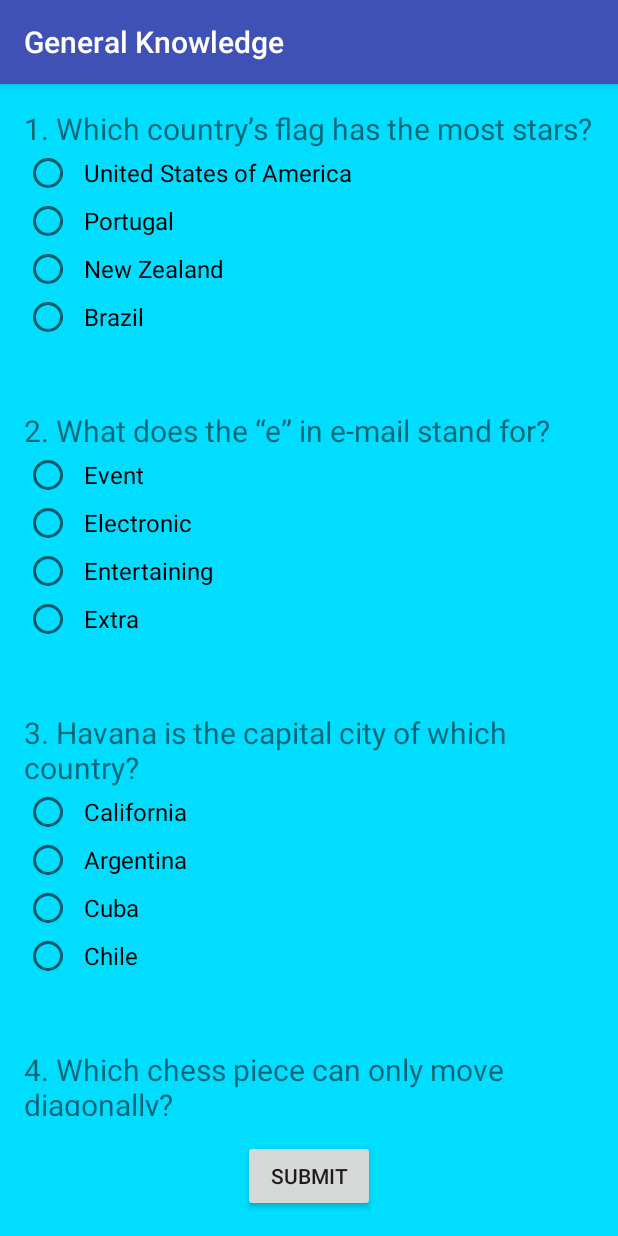
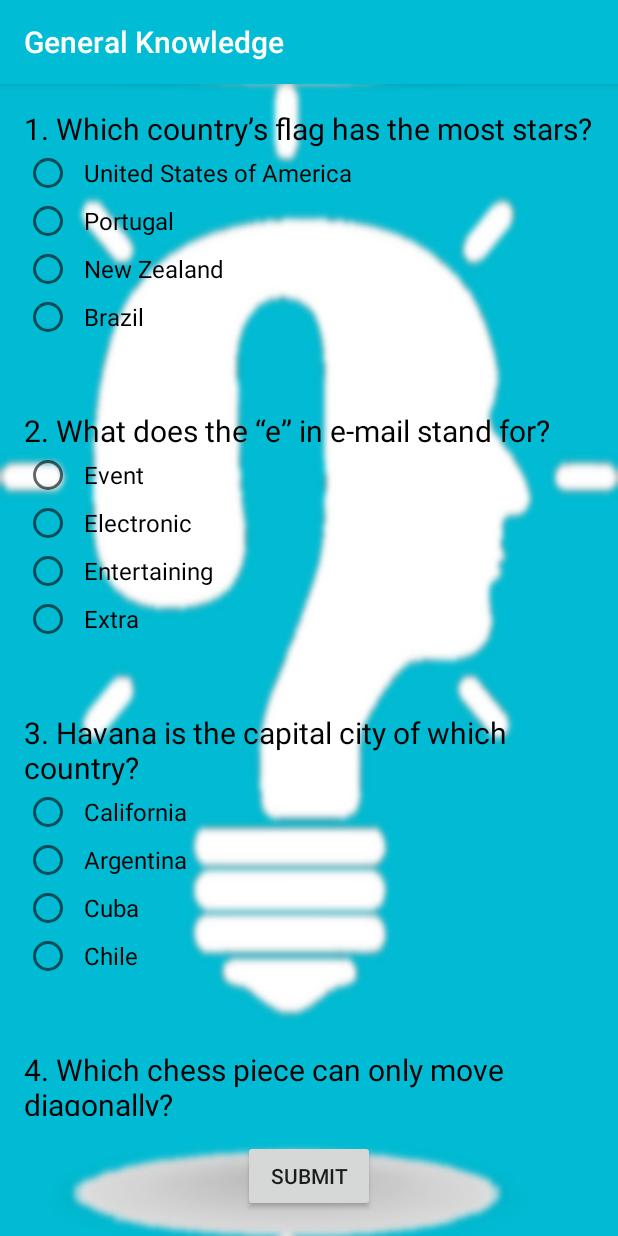
Before and after one commit to tonyawino/Udacity-Quiz-App, an Android app: the screen it shows after launch (MainActivity), on a phone screen of 412 x 824 dp. Run offline under Robolectric (Android 15) with nearby library versions, the light colour scheme and no system bars.

Commit message:
Change background, remove methods checkbox and group_click

```diff
--- a/app/src/main/java/com/example/android/quizapp/MainActivity.java
+++ b/app/src/main/java/com/example/android/quizapp/MainActivity.java
@@ -13,30 +13,30 @@ import android.widget.Toast;
 
 public class MainActivity extends AppCompatActivity {
 
-    ViewMainActivity myViewModel;
-    RadioGroup one;
-    RadioGroup two;
-    RadioGroup three;
-    RadioGroup four;
-    RadioGroup five;
-    RadioButton five_one;
-    RadioButton five_two;
-    RadioButton five_three;
-    RadioButton five_four;
-    RadioGroup six;
-    CheckBox seven_one;
-    CheckBox seven_two;
-    CheckBox seven_three;
-    CheckBox seven_four;
-    EditText eight;
-    TextView answer_one;
-    TextView answer_two;
-    TextView answer_three;
-    TextView answer_four;
-    TextView answer_five;
-    TextView answer_six;
-    TextView answer_seven;
-    TextView answer_eight;
+    private ViewMainActivity myViewModel;
+    private RadioGroup one;
+    private RadioGroup two;
+    private RadioGroup three;
+    private RadioGroup four;
+    private RadioGroup five;
+    private RadioButton five_one;
+    private RadioButton five_two;
+    private RadioButton five_three;
+    private RadioButton five_four;
+    private RadioGroup six;
+    private CheckBox seven_one;
+    private CheckBox seven_two;
+    private CheckBox seven_three;
+    private CheckBox seven_four;
+    private EditText eight;
+    private TextView answer_one;
+    private TextView answer_two;
+    private TextView answer_three;
+    private TextView answer_four;
+    private TextView answer_five;
+    private TextView answer_six;
+    private TextView answer_seven;
+    private TextView answer_eight;
 
     @Override
     protected void onCreate(Bundle savedInstanceState) {
@@ -164,14 +164,14 @@ public class MainActivity extends AppCompatActivity {
             toast.show();
 
         } else {
-            grade(one, two, three, four, six, seven_one, seven_two, seven_three, seven_four, eight);
+            grade(one, two, three, four, six, seven_one, seven_three, seven_four, eight);
 
         }
 
     }
 
-    //This method calculates and displays the score
-    private void grade(RadioGroup one, RadioGroup two, RadioGroup three, RadioGroup four, RadioGroup six, CheckBox seven_one, CheckBox seven_two, CheckBox seven_three, CheckBox seven_four, EditText eight) {
+    //This method checks the user's answer, compares it to the correct answer, and then calculates and displays the score
+    private void grade(RadioGroup one, RadioGroup two, RadioGroup three, RadioGroup four, RadioGroup six, CheckBox seven_one, CheckBox seven_three, CheckBox seven_four, EditText eight) {
         int score = 0;
         RadioButton oneselectRadio = findViewById(one.getCheckedRadioButtonId());
         String one_answer = oneselectRadio.getText().toString();
@@ -255,12 +255,8 @@ public class MainActivity extends AppCompatActivity {
 
     }
 
-    //This method is called when a RadioButton in the question five options is clicked
+    //This method is called when a RadioButton in the question five options is clicked, it checks only the clicked button
     public void check(View view) {
-        RadioButton hercule = findViewById(R.id.hercule_poirot);
-        RadioButton sherlock = findViewById(R.id.sherlock_holmes);
-        RadioButton bruce = findViewById(R.id.bruce_wayne);
-        RadioButton joe = findViewById(R.id.joe_hardy);
         if (view.getId() == R.id.hercule_poirot) {
             myViewModel.setFive_one(true);
         }
@@ -273,79 +269,10 @@ public class MainActivity extends AppCompatActivity {
         if (view.getId() == R.id.joe_hardy) {
             myViewModel.setFive_four(true);
         }
-        hercule.setChecked(myViewModel.isFive_one());
-        sherlock.setChecked(myViewModel.isFive_two());
-        bruce.setChecked(myViewModel.isFive_three());
-        joe.setChecked(myViewModel.isFive_four());
+        five_one.setChecked(myViewModel.isFive_one());
+        five_two.setChecked(myViewModel.isFive_two());
+        five_three.setChecked(myViewModel.isFive_three());
+        five_four.setChecked(myViewModel.isFive_four());
     }
 
-    //This method is called when a RadioButton in a RadioGroup is clicked
-    public void group_click(View view) {
-        RadioGroup group = findViewById(view.getId());
-        int checked = group.getCheckedRadioButtonId();
-        if (group.getId() == R.id.question_one) {
-            if (checked == R.id.one_one)
-                myViewModel.setOne_one(true);
-            else if (checked == R.id.one_two)
-                myViewModel.setOne_two(true);
-            else if (checked == R.id.one_three)
-                myViewModel.setOne_three(true);
-            else if (checked == R.id.one_four)
-                myViewModel.setOne_four(true);
-        }
-        if (group.getId() == R.id.question_two) {
-            if (checked == R.id.two_one)
-                myViewModel.setTwo_one(true);
-            else if (checked == R.id.two_two)
-                myViewModel.setTwo_two(true);
-            else if (checked == R.id.two_three)
-                myViewModel.setTwo_three(true);
-            else if (checked == R.id.two_four)
-                myViewModel.setTwo_four(true);
-        }
-        if (group.getId() == R.id.question_three) {
-            if (checked == R.id.three_one)
-                myViewModel.setThree_one(true);
-            else if (checked == R.id.three_two)
-                myViewModel.setThree_two(true);
-            else if (checked == R.id.three_three)
-                myViewModel.setThree_three(true);
-            else if (checked == R.id.three_four)
-                myViewModel.setThree_four(true);
-        }
-        if (group.getId() == R.id.question_four) {
-            if (checked == R.id.four_one)
-                myViewModel.setFour_one(true);
-            else if (checked == R.id.four_two)
-                myViewModel.setFour_two(true);
-            else if (checked == R.id.four_three)
-                myViewModel.setFour_three(true);
-            else if (checked == R.id.four_four)
-                myViewModel.setFour_four(true);
-        }
-        if (group.getId() == R.id.question_six) {
-            if (checked == R.id.six_one)
-                myViewModel.setSix_one(true);
-            else if (checked == R.id.six_two)
-                myViewModel.setSix_two(true);
-            else if (checked == R.id.six_three)
-                myViewModel.setSix_three(true);
-            else if (checked == R.id.six_four)
-                myViewModel.setSix_four(true);
-        }
-    }
-
-    //This method is called when a Checkbox is clicked
-    public void checkbox(View view) {
-        CheckBox checkbox = findViewById(view.getId());
-        if (view.getId() == R.id.seven_one)
-            myViewModel.setSeven_one(checkbox.isChecked());
-        if (view.getId() == R.id.seven_two)
-            myViewModel.setSeven_two(checkbox.isChecked());
-        if (view.getId() == R.id.seven_three)
-            myViewModel.setSeven_three(checkbox.isChecked());
-        if (view.getId() == R.id.seven_four)
-            myViewModel.setSeven_four(checkbox.isChecked());
-
-    }
 }
--- a/app/src/main/res/layout/activity_main.xml
+++ b/app/src/main/res/layout/activity_main.xml
@@ -4,7 +4,7 @@
     xmlns:tools="http://schemas.android.com/tools"
     android:layout_width="match_parent"
     android:layout_height="wrap_content"
-    android:background="@android:color/holo_blue_bright"
+    android:background="@drawable/question_mark_blur"
     android:orientation="vertical"
     android:padding="16dp"
     tools:context=".MainActivity">
@@ -16,20 +16,20 @@
 
         <LinearLayout
             android:layout_width="match_parent"
-            android:layout_height="match_parent"
+            android:layout_height="wrap_content"
             android:orientation="vertical">
 
             <TextView
                 android:layout_width="wrap_content"
                 android:layout_height="wrap_content"
                 android:text="@string/question_one"
+                android:textColor="#000"
                 android:textSize="20sp" />
 
             <RadioGroup
                 android:id="@+id/question_one"
                 android:layout_width="match_parent"
-                android:layout_height="match_parent"
-                android:onClick="group_click">
+                android:layout_height="match_parent">
 
                 <RadioButton
                     android:id="@+id/one_one"
@@ -77,13 +77,13 @@
                 android:layout_height="wrap_content"
                 android:layout_marginTop="16dp"
                 android:text="@string/question_two"
+                android:textColor="#000"
                 android:textSize="20sp" />
 
             <RadioGroup
                 android:id="@+id/question_two"
                 android:layout_width="match_parent"
-                android:layout_height="match_parent"
-                android:onClick="group_click">
+                android:layout_height="match_parent">
 
                 <RadioButton
                     android:id="@+id/two_one"
@@ -131,13 +131,13 @@
                 android:layout_height="wrap_content"
                 android:layout_marginTop="16dp"
                 android:text="@string/question_three"
+                android:textColor="#000"
                 android:textSize="20sp" />
 
             <RadioGroup
                 android:id="@+id/question_three"
                 android:layout_width="match_parent"
-                android:layout_height="match_parent"
-                android:onClick="group_click">
+                android:layout_height="match_parent">
 
                 <RadioButton
                     android:id="@+id/three_one"
@@ -185,13 +185,13 @@
                 android:layout_height="wrap_content"
                 android:layout_marginTop="16dp"
                 android:text="@string/question_four"
+                android:textColor="#000"
                 android:textSize="20sp" />
 
             <RadioGroup
                 android:id="@+id/question_four"
                 android:layout_width="match_parent"
-                android:layout_height="match_parent"
-                android:onClick="group_click">
+                android:layout_height="match_parent">
 
                 <RadioButton
                     android:id="@+id/four_one"
@@ -239,6 +239,7 @@
                 android:layout_height="wrap_content"
                 android:layout_marginTop="16dp"
                 android:text="@string/question_five"
+                android:textColor="#000"
                 android:textSize="20sp" />
 
             <RadioGroup
@@ -361,13 +362,13 @@
                 android:layout_height="wrap_content"
                 android:layout_marginTop="16dp"
                 android:text="@string/question_six"
+                android:textColor="#000"
                 android:textSize="20sp" />
 
             <RadioGroup
                 android:id="@+id/question_six"
                 android:layout_width="match_parent"
-                android:layout_height="match_parent"
-                android:onClick="group_click">
+                android:layout_height="match_parent">
 
                 <RadioButton
                     android:id="@+id/six_one"
@@ -416,13 +417,13 @@
                 android:layout_height="wrap_content"
                 android:layout_marginTop="16dp"
                 android:text="@string/question_seven"
+                android:textColor="#000"
                 android:textSize="20sp" />
 
             <CheckBox
                 android:id="@+id/seven_one"
                 android:layout_width="wrap_content"
                 android:layout_height="wrap_content"
-                android:onClick="checkbox"
                 android:paddingLeft="8dp"
                 android:text="@string/question_seven_option_one"
                 android:textSize="16sp" />
@@ -431,7 +432,6 @@
                 android:id="@+id/seven_two"
                 android:layout_width="wrap_content"
                 android:layout_height="wrap_content"
-                android:onClick="checkbox"
                 android:paddingLeft="8dp"
                 android:text="@string/question_seven_option_two"
                 android:textSize="16sp" />
@@ -440,7 +440,6 @@
                 android:id="@+id/seven_three"
                 android:layout_width="wrap_content"
                 android:layout_height="wrap_content"
-                android:onClick="checkbox"
                 android:paddingLeft="8dp"
                 android:text="@string/question_seven_option_three"
                 android:textSize="16sp" />
@@ -449,7 +448,6 @@
                 android:id="@+id/seven_four"
                 android:layout_width="wrap_content"
                 android:layout_height="wrap_content"
-                android:onClick="checkbox"
                 android:paddingLeft="8dp"
                 android:text="@string/question_seven_option_four"
                 android:textSize="16sp" />
@@ -469,6 +467,7 @@
                 android:layout_height="wrap_content"
                 android:layout_marginTop="16dp"
                 android:text="@string/question_eight"
+                android:textColor="#000"
                 android:textSize="20sp" />
 
             <EditText
--- a/app/src/main/res/values/styles.xml
+++ b/app/src/main/res/values/styles.xml
@@ -3,9 +3,9 @@
     <!-- Base application theme. -->
     <style name="AppTheme" parent="Theme.AppCompat.Light.DarkActionBar">
         <!-- Customize your theme here. -->
-        <item name="colorPrimary">@color/colorPrimary</item>
-        <item name="colorPrimaryDark">@color/colorPrimaryDark</item>
-        <item name="colorAccent">@color/colorAccent</item>
+        <item name="colorPrimary">#00BCD4</item>
+        <item name="colorPrimaryDark">#0097A7</item>
+        <item name="colorAccent">@android:color/secondary_text_light</item>
     </style>
 
 </resources>
```
Also changed, not shown: app/src/main/java/com/example/android/quizapp/ViewMainActivity.java (+144 -144 lines), app/src/main/res/drawable/question_mark_blur.jpg (added).
